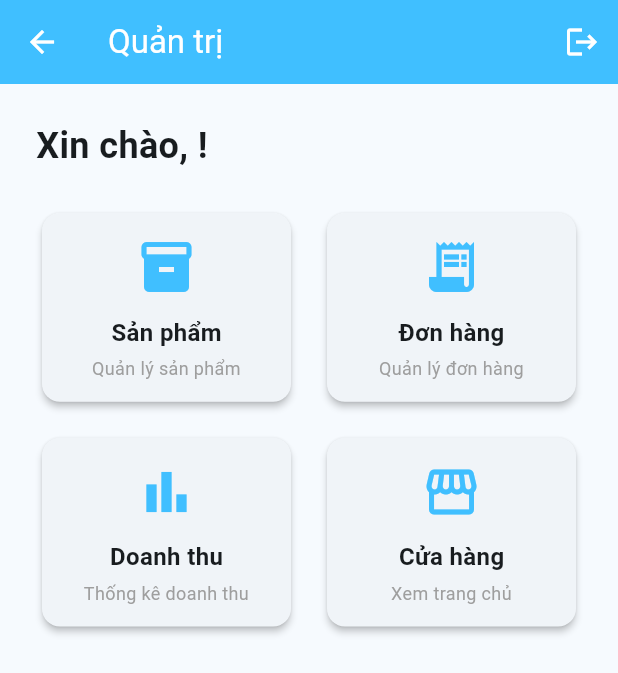
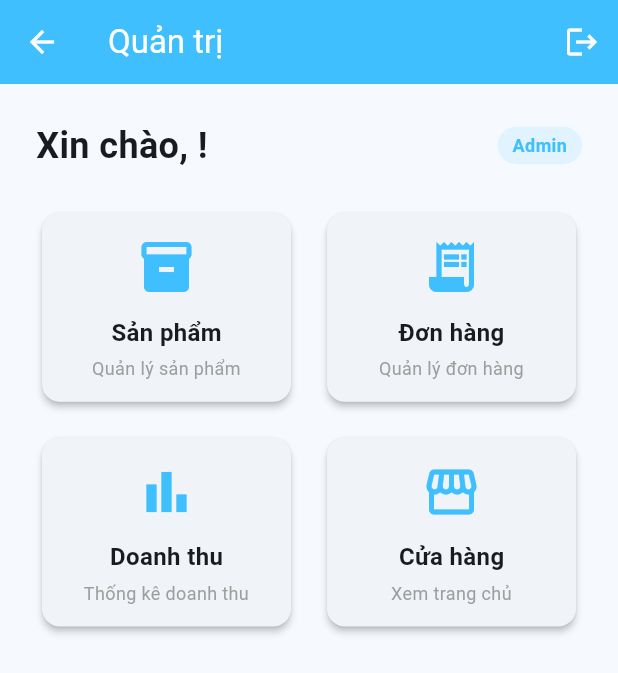
Before and after one commit to huypoker/ecommerce-app, a Flutter app: the AdminDashboardScreen screen opened by its route, on a phone screen of 412 x 824 dp. Shown: the top 673 px of the screen. Run offline on Flutter 3.47's test engine with Material 3 defaults, Android fonts, the phone set to English and light mode, and no system bars; our stand-ins replace file_picker, go_router, shared_preferences; accounts and stored records are empty.

Commit message:
Add super_admin role with user management
- Backend: new 'super_admin' role
- Backend: requireAdmin allows admin + super_admin (backward compat)
- Backend: requireSuperAdmin for /api/users (super_admin only)
- Backend: /api/users CRUD - list, create, update, delete accounts
- Backend: seed superadmin@shop.com / superadmin123
- Frontend: User.isSuperAdmin, User.roleLabel
- Frontend: AuthProvider.isSuperAdmin getter
- Frontend: AdminUsersScreen - list users with role badges, add/edit/delete dialogs
- Frontend: Dashboard shows super_admin badge + purple 'Tài khoản' tile
- Frontend: /admin/users route guarded for super_admin only

Co-Authored-By: Oz <oz-agent@warp.dev>

```diff
--- a/frontend/lib/main.dart
+++ b/frontend/lib/main.dart
@@ -18,6 +18,7 @@ import 'screens/admin/admin_product_form_screen.dart';
 import 'screens/admin/admin_orders_screen.dart';
 import 'screens/admin/admin_order_form_screen.dart';
 import 'screens/admin/admin_revenue_screen.dart';
+import 'screens/admin/admin_users_screen.dart';
 
 void main() async {
   WidgetsFlutterBinding.ensureInitialized();
@@ -51,6 +52,9 @@ class MyApp extends StatelessWidget {
 
         if (loggedIn && (path == '/login' || path == '/register')) return '/';
         if (!loggedIn && path != '/login' && path != '/register') return '/login';
+        if (path.startsWith('/admin/users') && (!loggedIn || !auth.isSuperAdmin)) {
+          return loggedIn ? '/admin' : '/login';
+        }
         if (path.startsWith('/admin') && (!loggedIn || !auth.isAdmin)) {
           return loggedIn ? '/' : '/login';
         }
@@ -79,6 +83,7 @@ class MyApp extends StatelessWidget {
             builder: (_, state) => AdminOrderFormScreen(
                 orderId: int.tryParse(state.pathParameters['id'] ?? ''))),
         GoRoute(path: '/admin/revenue', builder: (_, __) => const AdminRevenueScreen()),
+        GoRoute(path: '/admin/users', builder: (_, __) => const AdminUsersScreen()),
       ],
     );
 
--- a/frontend/lib/models/user.dart
+++ b/frontend/lib/models/user.dart
@@ -13,5 +13,14 @@ class User {
         role: json['role'] ?? 'user',
       );
 
-  bool get isAdmin => role == 'admin';
+  bool get isAdmin => role == 'admin' || role == 'super_admin';
+  bool get isSuperAdmin => role == 'super_admin';
+
+  String get roleLabel {
+    switch (role) {
+      case 'super_admin': return 'Super Admin';
+      case 'admin': return 'Quản trị';
+      default: return 'Người dùng';
+    }
+  }
 }
--- a/frontend/lib/providers/auth_provider.dart
+++ b/frontend/lib/providers/auth_provider.dart
@@ -23,6 +23,7 @@ class AuthProvider extends ChangeNotifier {
   User? get user => _user;
   bool get isLoggedIn => _token != null;
   bool get isAdmin => _user?.isAdmin ?? false;
+  bool get isSuperAdmin => _user?.isSuperAdmin ?? false;
 
   Future<String?> login(String email, String password) async {
     try {
--- a/frontend/lib/screens/admin/admin_dashboard_screen.dart
+++ b/frontend/lib/screens/admin/admin_dashboard_screen.dart
@@ -29,9 +29,49 @@ class AdminDashboardScreen extends StatelessWidget {
         child: Column(
           crossAxisAlignment: CrossAxisAlignment.stretch,
           children: [
-            Text('Xin chào, ${auth.user?.name ?? 'Admin'}!',
-                style:
-                    const TextStyle(fontSize: 24, fontWeight: FontWeight.bold)),
+            Row(
+              children: [
+                Expanded(
+                  child: Text('Xin chào, ${auth.user?.name ?? 'Admin'}!',
+                      style: const TextStyle(
+                          fontSize: 24, fontWeight: FontWeight.bold)),
+                ),
+                if (auth.isSuperAdmin)
+                  Container(
+                    padding: const EdgeInsets.symmetric(
+                        horizontal: 10, vertical: 4),
+                    decoration: BoxDecoration(
+                      color: Colors.purple.withOpacity(0.12),
+                      borderRadius: BorderRadius.circular(20),
+                      border: Border.all(
+                          color: Colors.purple.withOpacity(0.4)),
+                    ),
+                    child: const Row(mainAxisSize: MainAxisSize.min, children: [
+                      Icon(Icons.shield, size: 14, color: Colors.purple),
+                      SizedBox(width: 4),
+                      Text('Super Admin',
+                          style: TextStyle(
+                              color: Colors.purple,
+                              fontSize: 12,
+                              fontWeight: FontWeight.bold)),
+                    ]),
+                  )
+                else
+                  Container(
+                    padding: const EdgeInsets.symmetric(
+                        horizontal: 10, vertical: 4),
+                    decoration: BoxDecoration(
+                      color: const Color(0xFF40BFFF).withOpacity(0.12),
+                      borderRadius: BorderRadius.circular(20),
+                    ),
+                    child: const Text('Admin',
+                        style: TextStyle(
+                            color: Color(0xFF40BFFF),
+                            fontSize: 12,
+                            fontWeight: FontWeight.bold)),
+                  ),
+              ],
+            ),
             const SizedBox(height: 24),
             Expanded(
               child: GridView.count(
@@ -48,6 +88,10 @@ class AdminDashboardScreen extends StatelessWidget {
                       'Thống kê doanh thu', '/admin/revenue'),
                   _tile(context, Icons.storefront, 'Cửa hàng',
                       'Xem trang chủ', '/'),
+                  if (auth.isSuperAdmin)
+                    _tile(context, Icons.manage_accounts, 'Tài khoản',
+                        'Quản lý tài khoản', '/admin/users',
+                        color: Colors.purple),
                 ],
               ),
             ),
@@ -58,7 +102,8 @@ class AdminDashboardScreen extends StatelessWidget {
   }
 
   Widget _tile(BuildContext context, IconData icon, String title,
-      String subtitle, String route) {
+      String subtitle, String route, {Color? color}) {
+    final tileColor = color ?? Theme.of(context).primaryColor;
     return Card(
       elevation: 2,
       child: InkWell(
@@ -69,7 +114,7 @@ class AdminDashboardScreen extends StatelessWidget {
           child: Column(
             mainAxisAlignment: MainAxisAlignment.center,
             children: [
-              Icon(icon, size: 40, color: Theme.of(context).primaryColor),
+              Icon(icon, size: 40, color: tileColor),
               const SizedBox(height: 12),
               Text(title,
                   style: const TextStyle(
```
Also changed, not shown: frontend/lib/screens/admin/admin_users_screen.dart (added, +294 -0 lines), frontend/lib/services/api_service.dart (+24 -0 lines), public/assets/fonts/MaterialIcons-Regular.otf, 8 other files.
